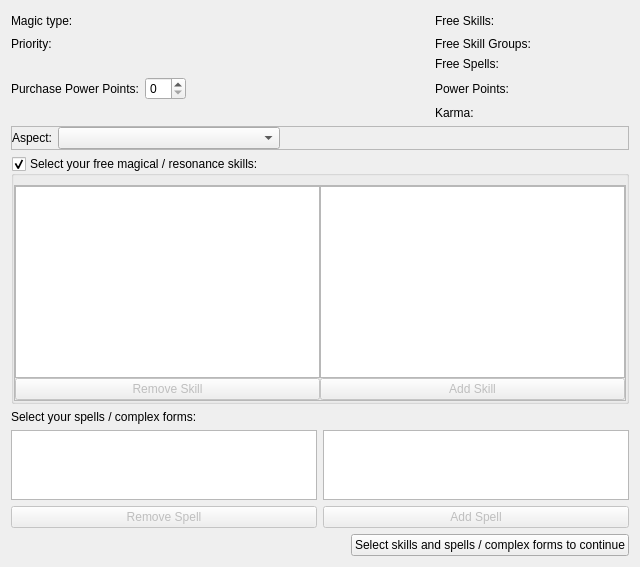
Before: the Qt Designer form SR5-Shaman/ui/character/tabs/chareditmagictab.ui in TheSHEEEP/SR5-Shaman, drawn with Qt 5.
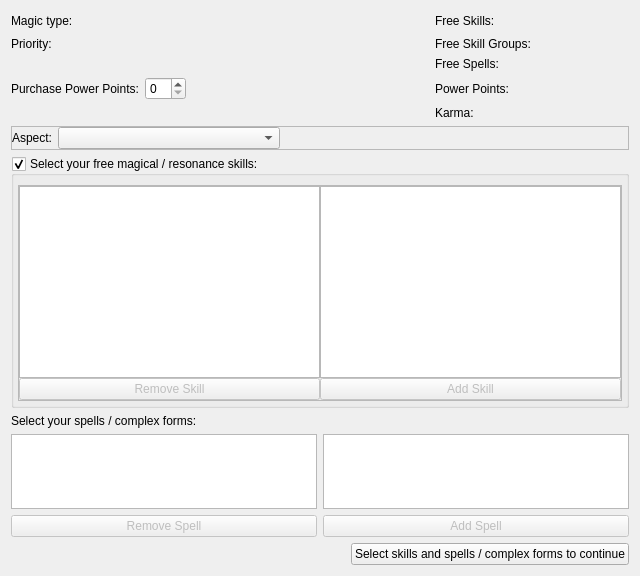
After: the same form once the commit is applied.

```diff
--- a/SR5-Shaman/ui/character/tabs/chareditmagictab.ui
+++ b/SR5-Shaman/ui/character/tabs/chareditmagictab.ui
@@ -7,7 +7,7 @@
     <x>0</x>
     <y>0</y>
     <width>640</width>
-    <height>494</height>
+    <height>576</height>
    </rect>
   </property>
   <property name="windowTitle">
@@ -380,13 +380,13 @@
      </property>
      <layout class="QVBoxLayout" name="verticalLayout_2">
       <property name="leftMargin">
-       <number>0</number>
+       <number>4</number>
       </property>
       <property name="rightMargin">
-       <number>0</number>
+       <number>4</number>
       </property>
       <property name="bottomMargin">
-       <number>0</number>
+       <number>4</number>
       </property>
       <item>
        <widget class="QFrame" name="frameFreeSkills">
```
